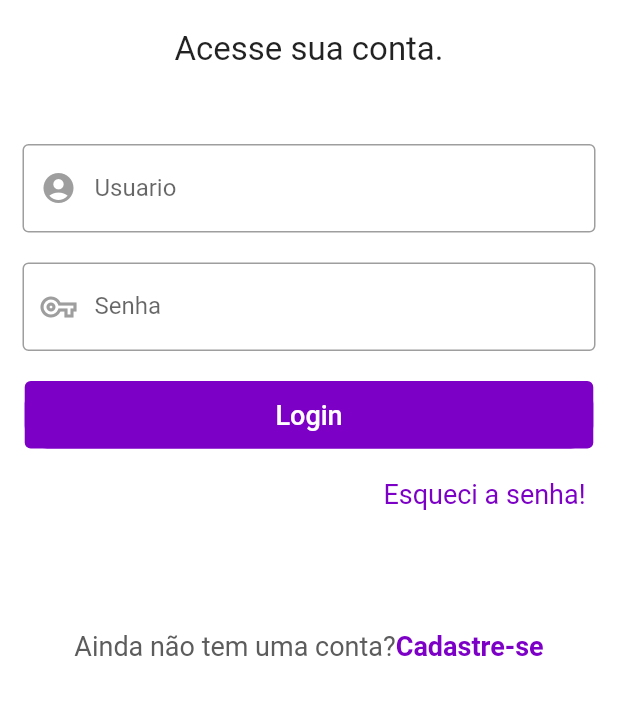
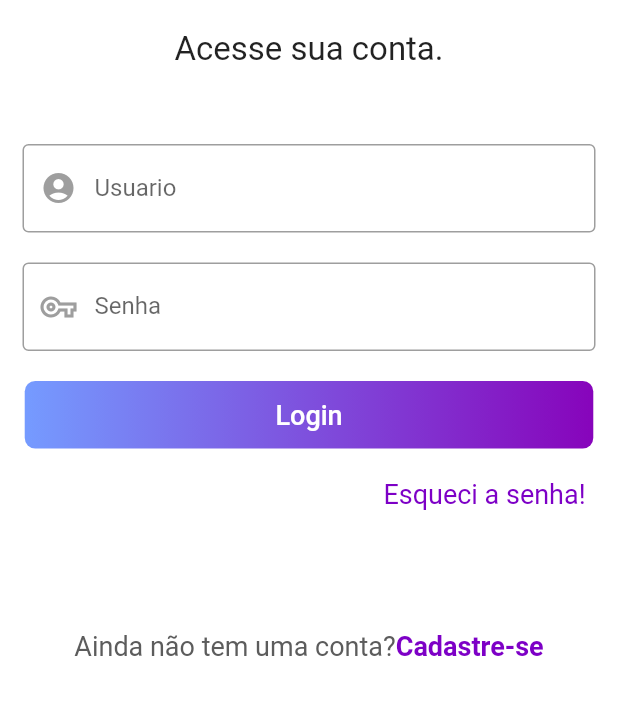
Before and after one commit to MattOliver14/App_Entregador_Mercado, a Flutter app: the screen it shows after launch, on a phone screen of 412 x 824 dp, the part 345-1060 px from its top. Run offline on Flutter 3.47's test engine with Material 2 defaults, Android fonts, the phone set to English and light mode, and no system bars; our stand-ins replace splashscreen.

Commit message:
Segundo commit

```diff
--- a/lib/main.dart
+++ b/lib/main.dart
@@ -1,6 +1,6 @@
+import 'package:app_entregador_mercado/screens/SplashScreen.dart';
+import 'package:app_entregador_mercado/screens/login.dart';
 import 'package:flutter/material.dart';
-import 'package:user_edink/screens/SplashScreen.dart';
-import 'package:user_edink/screens/login.dart';
 
 void main() => runApp(new MyApp());
 
--- a/lib/screens/homepage.dart
+++ b/lib/screens/homepage.dart
@@ -1,8 +1,8 @@
+import 'package:app_entregador_mercado/screens/shopping_cart.dart';
 import 'package:flutter/material.dart';
-import 'package:user_edink/screens/marketplace.dart';
-import 'package:user_edink/screens/shopping_cart.dart';
 
 import 'drawer.dart';
+import 'marketplace.dart';
 
 class HomePage extends StatefulWidget {
   const HomePage({Key key}) : super(key: key);
--- a/lib/screens/login.dart
+++ b/lib/screens/login.dart
@@ -1,6 +1,8 @@
+import 'package:app_entregador_mercado/screens/register.dart';
 import 'package:flutter/material.dart';
-import 'package:user_edink/screens/homepage.dart';
-import 'package:user_edink/screens/register.dart';
+
+import 'homepage.dart';
+
 
 class Login extends StatefulWidget {
   const Login({Key key}) : super(key: key);
@@ -112,12 +114,19 @@ class _LoginState extends State<Login> {
                       height: 45,
                       width: size.width * 0.92,
                       decoration: BoxDecoration(
-                          color: Color(0xff7d00c6),
-                          borderRadius: BorderRadius.circular(15)),
+                          gradient: LinearGradient(
+                            begin: Alignment.centerLeft,
+                            end: Alignment.centerRight,
+                            colors: [
+                              Color(0xff759bff),
+                              Color(0xff8704bb),
+                            ],
+                          ),
+                          borderRadius: BorderRadius.circular(7)),
                       child: TextButton(
-                          style: TextButton.styleFrom(
-                            backgroundColor: Color(0xff7d00c6),
-                          ),
+                          // style: TextButton.styleFrom(
+                          //   backgroundColor: Color(0xff7d00c6),
+                          // ),
                           child: Text(
                             'Login',
                             style: TextStyle(color: Colors.white, fontSize: 18),
--- a/lib/screens/marketplace.dart
+++ b/lib/screens/marketplace.dart
@@ -1,6 +1,6 @@
+import 'package:app_entregador_mercado/screens/product.dart';
+import 'package:app_entregador_mercado/screens/shopping_cart.dart';
 import 'package:flutter/material.dart';
-import 'package:user_edink/screens/product.dart';
-import 'package:user_edink/screens/shopping_cart.dart';
 
 class Marketplace extends StatefulWidget {
   const Marketplace({Key key}) : super(key: key);
--- a/lib/screens/register.dart
+++ b/lib/screens/register.dart
@@ -1,7 +1,7 @@
 import 'package:flutter/material.dart';
-import 'package:user_edink/screens/login.dart';
 
 import 'homepage.dart';
+import 'login.dart';
 
 class Register extends StatefulWidget {
   @override
```
Also changed, not shown: lib/screens/myrequests.dart (+10 -9 lines), pubspec.yaml (+7 -7 lines), pubspec.lock, 1 other file.
